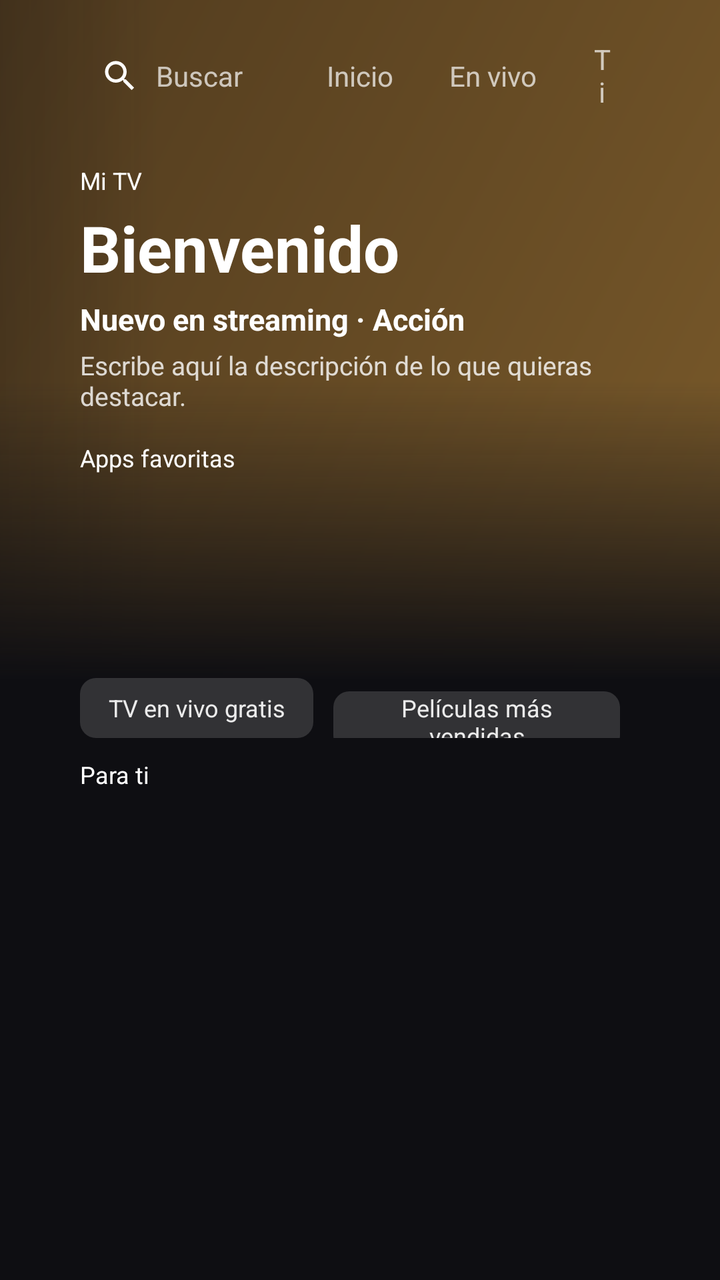
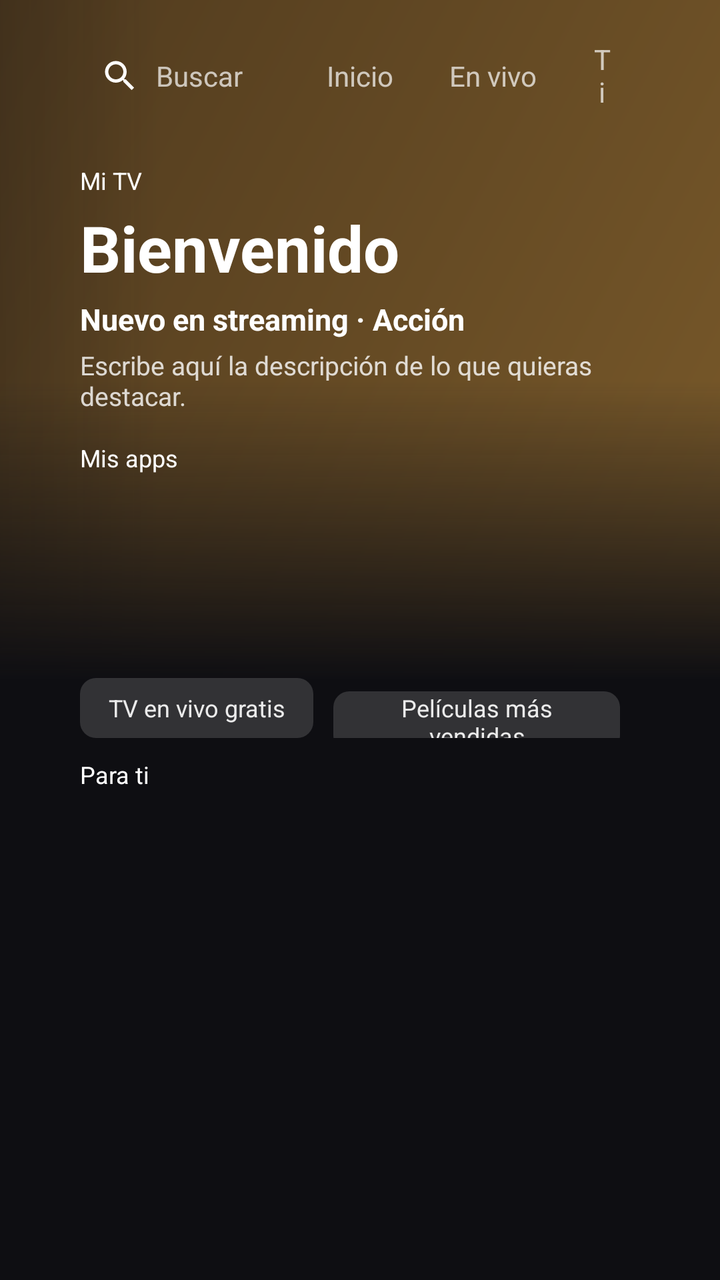

Screens rendered from an Android XML layout before and after an edit, with the pre-edit source and the edit as a unified diff.
<!-- AndroidManifest.xml: application theme Theme.LauncherTV -->
<!-- res/layout/activity_main.xml -->
<?xml version="1.0" encoding="utf-8"?>
<FrameLayout xmlns:android="http://schemas.android.com/apk/res/android"
    android:layout_width="match_parent"
    android:layout_height="match_parent"
    android:background="@color/bg_main">

    
    <FrameLayout
        android:layout_width="640dp"
        android:layout_height="340dp"
        android:layout_gravity="top|end">

        <ImageView
            android:id="@+id/heroImage"
            android:layout_width="match_parent"
            android:layout_height="match_parent"
            android:scaleType="centerCrop"
            android:src="@drawable/hero_placeholder" />

        <View
            android:layout_width="360dp"
            android:layout_height="match_parent"
            android:layout_gravity="start"
            android:background="@drawable/scrim_left" />

        <View
            android:layout_width="match_parent"
            android:layout_height="150dp"
            android:layout_gravity="bottom"
            android:background="@drawable/scrim_bottom" />
    </FrameLayout>

    <LinearLayout
        android:layout_width="match_parent"
        android:layout_height="match_parent"
        android:orientation="vertical"
        android:paddingStart="40dp"
        android:paddingEnd="40dp"
        android:paddingTop="16dp">

        
        <LinearLayout
            android:layout_width="match_parent"
            android:layout_height="44dp"
            android:orientation="horizontal"
            android:gravity="center_vertical">

            <LinearLayout
                android:id="@+id/search"
                android:layout_width="wrap_content"
                android:layout_height="36dp"
                android:gravity="center_vertical"
                android:paddingStart="10dp"
                android:paddingEnd="14dp"
                android:focusable="true"
                android:background="@drawable/pill_focus_bg">

                <ImageView
                    android:layout_width="20dp"
                    android:layout_height="20dp"
                    android:src="@drawable/ic_search" />

                <TextView
                    android:layout_width="wrap_content"
                    android:layout_height="wrap_content"
                    android:layout_marginStart="8dp"
                    android:text="@string/search"
                    android:textColor="@color/tab_text"
                    android:textSize="14sp" />
            </LinearLayout>

            <TextView
                android:id="@+id/tabHome"
                style="@style/Tab"
                android:layout_marginStart="14dp"
                android:text="@string/tab_home" />

            <TextView
                android:id="@+id/tabLive"
                style="@style/Tab"
                android:text="@string/tab_live" />

            <TextView
                android:id="@+id/tabShop"
                style="@style/Tab"
                android:text="@string/tab_shop" />

            <TextView
                android:id="@+id/tabApps"
                style="@style/Tab"
                android:text="@string/tab_apps" />

            <View
                android:layout_width="0dp"
                android:layout_height="1dp"
                android:layout_weight="1" />

            <ImageView
                android:id="@+id/iconBell"
                android:layout_width="36dp"
                android:layout_height="36dp"
                android:padding="8dp"
                android:focusable="true"
                android:background="@drawable/icon_focus_bg"
                android:src="@drawable/ic_bell" />

            <ImageView
                android:id="@+id/iconSettings"
                android:layout_width="36dp"
                android:layout_height="36dp"
                android:padding="8dp"
                android:focusable="true"
                android:background="@drawable/icon_focus_bg"
                android:src="@drawable/ic_settings" />

            <TextView
                android:id="@+id/profile"
                android:layout_width="30dp"
                android:layout_height="30dp"
                android:layout_marginStart="6dp"
                android:gravity="center"
                android:focusable="true"
                android:background="@drawable/profile_circle"
                android:text="@string/profile_letter"
                android:textColor="@color/text_primary"
                android:textSize="14sp" />

            <TextClock
                android:layout_width="wrap_content"
                android:layout_height="wrap_content"
                android:layout_marginStart="16dp"
                android:format12Hour="hh:mm"
                android:format24Hour="HH:mm"
                android:textColor="@color/text_primary"
                android:textSize="16sp" />
        </LinearLayout>

        
        <LinearLayout
            android:layout_width="wrap_content"
            android:layout_height="wrap_content"
            android:layout_marginTop="22dp"
            android:orientation="vertical">

            <TextView
                android:layout_width="wrap_content"
                android:layout_height="wrap_content"
                android:text="@string/hero_label"
                android:textColor="@color/text_primary"
                android:textSize="12sp" />

            <TextView
                android:layout_width="wrap_content"
                android:layout_height="wrap_content"
                android:layout_marginTop="4dp"
                android:text="@string/hero_title"
                android:textColor="@color/text_primary"
                android:textSize="32sp"
                android:textStyle="bold" />

            <TextView
                android:layout_width="wrap_content"
                android:layout_height="wrap_content"
                android:layout_marginTop="4dp"
                android:text="@string/hero_subtitle"
                android:textColor="@color/text_primary"
                android:textSize="15sp"
                android:textStyle="bold" />

            <TextView
                android:layout_width="wrap_content"
                android:layout_height="wrap_content"
                android:layout_marginTop="4dp"
                android:maxWidth="420dp"
                android:text="@string/hero_description"
                android:textColor="#CCFFFFFF"
                android:textSize="13sp" />
        </LinearLayout>

        
        <TextView
            android:id="@+id/rowTitle"
            android:layout_width="wrap_content"
            android:layout_height="wrap_content"
            android:layout_marginTop="14dp"
            android:text="@string/favorites"
            android:textColor="@color/text_primary"
            android:textSize="12sp" />

        <androidx.recyclerview.widget.RecyclerView
            android:id="@+id/appsRow"
            android:layout_width="match_parent"
            android:layout_height="76dp"
            android:layout_marginTop="2dp"
            android:clipToPadding="false"
            android:paddingTop="8dp"
            android:paddingBottom="8dp" />

        <TextView
            android:id="@+id/appName"
            android:layout_width="wrap_content"
            android:layout_height="16dp"
            android:textColor="@color/text_primary"
            android:textSize="11sp" />

        
        <LinearLayout
            android:layout_width="match_parent"
            android:layout_height="wrap_content"
            android:layout_marginTop="8dp"
            android:orientation="horizontal">

            <TextView
                android:id="@+id/chipLive"
                style="@style/Chip"
                android:text="@string/chip_live" />

            <TextView
                android:id="@+id/chipTop"
                style="@style/Chip"
                android:text="@string/chip_top" />

            <TextView
                android:id="@+id/chipPopular"
                style="@style/Chip"
                android:text="@string/chip_popular" />

            <TextView
                android:id="@+id/chipTrending"
                style="@style/Chip"
                android:text="@string/chip_trending" />
        </LinearLayout>

        
        <TextView
            android:layout_width="wrap_content"
            android:layout_height="wrap_content"
            android:layout_marginTop="10dp"
            android:text="@string/row_for_you"
            android:textColor="@color/text_primary"
            android:textSize="12sp" />

        <HorizontalScrollView
            android:id="@+id/cardsScroll"
            android:layout_width="match_parent"
            android:layout_height="0dp"
            android:layout_weight="1"
            android:layout_marginTop="4dp"
            android:clipToPadding="false"
            android:scrollbars="none">

            <LinearLayout
                android:id="@+id/cardsRow"
                android:layout_width="wrap_content"
                android:layout_height="wrap_content"
                android:orientation="horizontal"
                android:paddingTop="4dp" />
        </HorizontalScrollView>
    </LinearLayout>
</FrameLayout>
<!-- resources referenced by this layout -->
<resources>
  <color name="bg_main">#0E0E12</color>
  <color name="text_primary">#FFFFFF</color>
  <!-- drawable hero_placeholder (drawable) -->
  <?xml version="1.0" encoding="utf-8"?>
  <shape xmlns:android="http://schemas.android.com/apk/res/android">
      <gradient
          android:angle="315"
          android:startColor="#3A2A18"
          android:endColor="#7A5A2A" />
  </shape>
  <!-- drawable ic_bell (drawable) -->
  <?xml version="1.0" encoding="utf-8"?>
  <vector xmlns:android="http://schemas.android.com/apk/res/android"
      android:width="24dp" android:height="24dp"
      android:viewportWidth="24" android:viewportHeight="24">
      <path
          android:fillColor="#FFFFFF"
          android:pathData="M12,22c1.1,0 2,-0.9 2,-2h-4c0,1.1 0.89,2 2,2zM18,16v-5c0,-3.07 -1.64,-5.64 -4.5,-6.32V4c0,-0.83 -0.67,-1.5 -1.5,-1.5s-1.5,0.67 -1.5,1.5v0.68C7.63,5.36 6,7.92 6,11v5l-2,2v1h16v-1l-2,-2z" />
  </vector>
  <!-- drawable pill_focus_bg (drawable) -->
  <?xml version="1.0" encoding="utf-8"?>
  <selector xmlns:android="http://schemas.android.com/apk/res/android">
      <item android:state_focused="true">
          <shape>
              <solid android:color="#FFFFFF" />
              <corners android:radius="20dp" />
          </shape>
      </item>
      <item>
          <shape>
              <solid android:color="@android:color/transparent" />
              <corners android:radius="20dp" />
          </shape>
      </item>
  </selector>
  <!-- drawable scrim_bottom (drawable) -->
  <?xml version="1.0" encoding="utf-8"?>
  <shape xmlns:android="http://schemas.android.com/apk/res/android">
      <gradient
          android:angle="90"
          android:startColor="@color/bg_main"
          android:endColor="#000E0E12" />
  </shape>
  <!-- drawable scrim_left (drawable) -->
  <?xml version="1.0" encoding="utf-8"?>
  <shape xmlns:android="http://schemas.android.com/apk/res/android">
      <gradient
          android:angle="0"
          android:startColor="@color/bg_main"
          android:endColor="#000E0E12" />
  </shape>
  <string name="chip_live">TV en vivo gratis</string>
  <string name="chip_popular">Populares</string>
  <string name="chip_top">Películas más vendidas</string>
  <string name="chip_trending">Tendencias</string>
  <string name="favorites">Apps favoritas</string>
  <string name="hero_description">Escribe aquí la descripción de lo que quieras destacar.</string>
  <string name="hero_label">Mi TV</string>
  <string name="hero_subtitle">Nuevo en streaming · Acción</string>
  <string name="hero_title">Bienvenido</string>
  <string name="profile_letter">G</string>
  <string name="row_for_you">Para ti</string>
  <string name="search">Buscar</string>
  <string name="tab_apps">Apps</string>
  <string name="tab_home">Inicio</string>
  <string name="tab_live">En vivo</string>
  <string name="tab_shop">Tienda</string>
  <style name="Theme.LauncherTV" parent="Theme.AppCompat.NoActionBar">
          <item name="android:windowBackground">@color/bg_main</item>
          <item name="android:windowShowWallpaper">false</item>
      </style>
  <color name="focus_border">#FFFFFF</color>
  <color name="profile">#3B5BDB</color>
  <!-- drawable chip_bg (drawable) -->
  <?xml version="1.0" encoding="utf-8"?>
  <selector xmlns:android="http://schemas.android.com/apk/res/android">
      <item android:state_focused="true">
          <shape>
              <solid android:color="#FFFFFF" />
              <corners android:radius="8dp" />
          </shape>
      </item>
      <item>
          <shape>
              <solid android:color="#26FFFFFF" />
              <corners android:radius="8dp" />
          </shape>
      </item>
  </selector>
  <!-- unchanged entries left out for length: 6 -->
</resources>

<!-- the commit's change to res/layout/activity_main.xml (unified diff, before → after) -->
@@ -6,6 +6,7 @@
 
     
     <FrameLayout
+        android:id="@+id/heroBox"
         android:layout_width="640dp"
         android:layout_height="340dp"
         android:layout_gravity="top|end">
@@ -137,124 +138,174 @@
 
         
         <LinearLayout
-            android:layout_width="wrap_content"
-            android:layout_height="wrap_content"
-            android:layout_marginTop="22dp"
+            android:id="@+id/homeContent"
+            android:layout_width="match_parent"
+            android:layout_height="0dp"
+            android:layout_weight="1"
             android:orientation="vertical">
 
-            <TextView
-                android:layout_width="wrap_content"
-                android:layout_height="wrap_content"
-                android:text="@string/hero_label"
+            <LinearLayout
+                android:layout_width="wrap_content"
+                android:layout_height="wrap_content"
+                android:layout_marginTop="22dp"
+                android:orientation="vertical">
+
+                <TextView
+                    android:layout_width="wrap_content"
+                    android:layout_height="wrap_content"
+                    android:text="@string/hero_label"
+                    android:textColor="@color/text_primary"
+                    android:textSize="12sp" />
+
+                <TextView
+                    android:layout_width="wrap_content"
+                    android:layout_height="wrap_content"
+                    android:layout_marginTop="4dp"
+                    android:text="@string/hero_title"
+                    android:textColor="@color/text_primary"
+                    android:textSize="32sp"
+                    android:textStyle="bold" />
+
+                <TextView
+                    android:layout_width="wrap_content"
+                    android:layout_height="wrap_content"
+                    android:layout_marginTop="4dp"
+                    android:text="@string/hero_subtitle"
+                    android:textColor="@color/text_primary"
+                    android:textSize="15sp"
+                    android:textStyle="bold" />
+
+                <TextView
+                    android:layout_width="wrap_content"
+                    android:layout_height="wrap_content"
+                    android:layout_marginTop="4dp"
+                    android:maxWidth="420dp"
+                    android:text="@string/hero_description"
+                    android:textColor="#CCFFFFFF"
+                    android:textSize="13sp" />
+            </LinearLayout>
+
+            <TextView
+                android:id="@+id/rowTitle"
+                android:layout_width="wrap_content"
+                android:layout_height="wrap_content"
+                android:layout_marginTop="14dp"
+                android:text="@string/home_apps"
                 android:textColor="@color/text_primary"
                 android:textSize="12sp" />
 
-            <TextView
-                android:layout_width="wrap_content"
-                android:layout_height="wrap_content"
+            <androidx.recyclerview.widget.RecyclerView
+                android:id="@+id/appsRow"
+                android:layout_width="match_parent"
+                android:layout_height="76dp"
+                android:layout_marginTop="2dp"
+                android:clipToPadding="false"
+                android:paddingTop="8dp"
+                android:paddingBottom="8dp" />
+
+            <TextView
+                android:id="@+id/appName"
+                android:layout_width="wrap_content"
+                android:layout_height="16dp"
+                android:textColor="@color/text_primary"
+                android:textSize="11sp" />
+
+            <LinearLayout
+                android:layout_width="match_parent"
+                android:layout_height="wrap_content"
+                android:layout_marginTop="8dp"
+                android:orientation="horizontal">
+
+                <TextView
+                    android:id="@+id/chipLive"
+                    style="@style/Chip"
+                    android:text="@string/chip_live" />
+
+                <TextView
+                    android:id="@+id/chipTop"
+                    style="@style/Chip"
+                    android:text="@string/chip_top" />
+
+                <TextView
+                    android:id="@+id/chipPopular"
+                    style="@style/Chip"
+                    android:text="@string/chip_popular" />
+
+                <TextView
+                    android:id="@+id/chipTrending"
+                    style="@style/Chip"
+                    android:text="@string/chip_trending" />
+            </LinearLayout>
+
+            <TextView
+                android:layout_width="wrap_content"
+                android:layout_height="wrap_content"
+                android:layout_marginTop="10dp"
+                android:text="@string/row_for_you"
+                android:textColor="@color/text_primary"
+                android:textSize="12sp" />
+
+            <HorizontalScrollView
+                android:id="@+id/cardsScroll"
+                android:layout_width="match_parent"
+                android:layout_height="0dp"
+                android:layout_weight="1"
                 android:layout_marginTop="4dp"
-                android:text="@string/hero_title"
-                android:textColor="@color/text_primary"
-                android:textSize="32sp"
-                android:textStyle="bold" />
-
-            <TextView
-                android:layout_width="wrap_content"
-                android:layout_height="wrap_content"
-                android:layout_marginTop="4dp"
-                android:text="@string/hero_subtitle"
-                android:textColor="@color/text_primary"
-                android:textSize="15sp"
-                android:textStyle="bold" />
-
-            <TextView
-                android:layout_width="wrap_content"
-                android:layout_height="wrap_content"
-                android:layout_marginTop="4dp"
-                android:maxWidth="420dp"
-                android:text="@string/hero_description"
-                android:textColor="#CCFFFFFF"
-                android:textSize="13sp" />
+                android:clipToPadding="false"
+                android:scrollbars="none">
+
+                <LinearLayout
+                    android:id="@+id/cardsRow"
+                    android:layout_width="wrap_content"
+                    android:layout_height="wrap_content"
+                    android:orientation="horizontal"
+                    android:paddingTop="4dp" />
+            </HorizontalScrollView>
         </LinearLayout>
-
-        
-        <TextView
-            android:id="@+id/rowTitle"
-            android:layout_width="wrap_content"
-            android:layout_height="wrap_content"
-            android:layout_marginTop="14dp"
-            android:text="@string/favorites"
-            android:textColor="@color/text_primary"
-            android:textSize="12sp" />
-
-        <androidx.recyclerview.widget.RecyclerView
-            android:id="@+id/appsRow"
-            android:layout_width="match_parent"
-            android:layout_height="76dp"
-            android:layout_marginTop="2dp"
-            android:clipToPadding="false"
-            android:paddingTop="8dp"
-            android:paddingBottom="8dp" />
-
-        <TextView
-            android:id="@+id/appName"
-            android:layout_width="wrap_content"
-            android:layout_height="16dp"
-            android:textColor="@color/text_primary"
-            android:textSize="11sp" />
 
         
         <LinearLayout
-            android:layout_width="match_parent"
-            android:layout_height="wrap_content"
-            android:layout_marginTop="8dp"
-            android:orientation="horizontal">
-
-            <TextView
-                android:id="@+id/chipLive"
-                style="@style/Chip"
-                android:text="@string/chip_live" />
-
-            <TextView
-                android:id="@+id/chipTop"
-                style="@style/Chip"
-                android:text="@string/chip_top" />
-
-            <TextView
-                android:id="@+id/chipPopular"
-                style="@style/Chip"
-                android:text="@string/chip_popular" />
-
-            <TextView
-                android:id="@+id/chipTrending"
-                style="@style/Chip"
-                android:text="@string/chip_trending" />
-        </LinearLayout>
-
-        
-        <TextView
-            android:layout_width="wrap_content"
-            android:layout_height="wrap_content"
-            android:layout_marginTop="10dp"
-            android:text="@string/row_for_you"
-            android:textColor="@color/text_primary"
-            android:textSize="12sp" />
-
-        <HorizontalScrollView
-            android:id="@+id/cardsScroll"
+            android:id="@+id/panel"
             android:layout_width="match_parent"
             android:layout_height="0dp"
             android:layout_weight="1"
-            android:layout_marginTop="4dp"
-            android:clipToPadding="false"
-            android:scrollbars="none">
-
-            <LinearLayout
-                android:id="@+id/cardsRow"
-                android:layout_width="wrap_content"
-                android:layout_height="wrap_content"
-                android:orientation="horizontal"
-                android:paddingTop="4dp" />
-        </HorizontalScrollView>
+            android:orientation="vertical"
+            android:paddingTop="18dp"
+            android:visibility="gone">
+
+            <TextView
+                android:id="@+id/panelTitle"
+                android:layout_width="wrap_content"
+                android:layout_height="wrap_content"
+                android:textColor="@color/text_primary"
+                android:textSize="20sp"
+                android:textStyle="bold" />
+
+            <TextView
+                android:id="@+id/panelMessage"
+                android:layout_width="wrap_content"
+                android:layout_height="wrap_content"
+                android:layout_marginTop="8dp"
+                android:maxWidth="560dp"
+                android:textColor="#CCFFFFFF"
+                android:textSize="14sp"
+                android:visibility="gone" />
+
+            <TextView
+                android:id="@+id/panelAction"
+                style="@style/Chip"
+                android:layout_marginTop="12dp"
+                android:text="Abrir app de TV"
+                android:visibility="gone" />
+
+            <androidx.recyclerview.widget.RecyclerView
+                android:id="@+id/panelList"
+                android:layout_width="match_parent"
+                android:layout_height="0dp"
+                android:layout_weight="1"
+                android:layout_marginTop="12dp"
+                android:clipToPadding="false"
+                android:paddingBottom="16dp" />
+        </LinearLayout>
     </LinearLayout>
 </FrameLayout>
<!-- resource entries referenced after the edit -->
@@ -55,11 +55,11 @@
   <string name="chip_popular">Populares</string>
   <string name="chip_top">Películas más vendidas</string>
   <string name="chip_trending">Tendencias</string>
-  <string name="favorites">Apps favoritas</string>
   <string name="hero_description">Escribe aquí la descripción de lo que quieras destacar.</string>
   <string name="hero_label">Mi TV</string>
   <string name="hero_subtitle">Nuevo en streaming · Acción</string>
   <string name="hero_title">Bienvenido</string>
+  <string name="home_apps">Mis apps</string>
   <string name="profile_letter">G</string>
   <string name="row_for_you">Para ti</string>
   <string name="search">Buscar</string>
